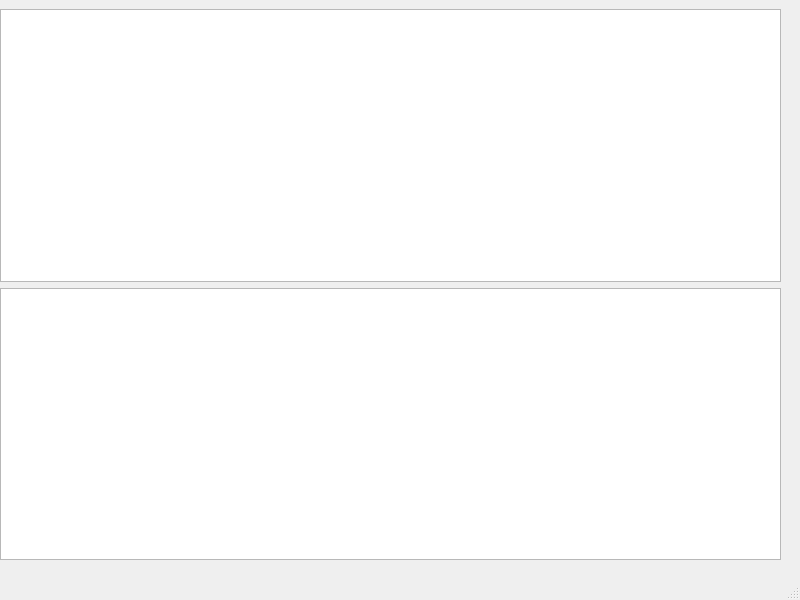
Qt form mainwindow.ui (DianaSantavec/z80_assembler_IDE) before a commit.
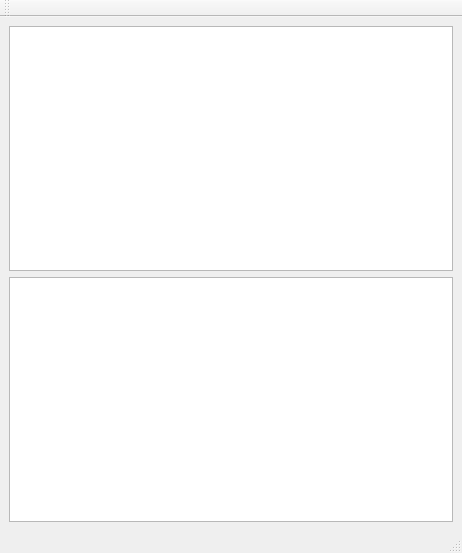
The same form after that commit.

Diff of the .ui file:
```diff
--- a/mainwindow.ui
+++ b/mainwindow.ui
@@ -6,32 +6,26 @@
    <rect>
     <x>0</x>
     <y>0</y>
-    <width>800</width>
-    <height>600</height>
+    <width>462</width>
+    <height>553</height>
    </rect>
   </property>
   <property name="windowTitle">
    <string>MainWindow</string>
   </property>
   <widget class="QWidget" name="centralwidget">
-   <widget class="QWidget" name="">
-    <property name="geometry">
-     <rect>
-      <x>0</x>
-      <y>9</y>
-      <width>781</width>
-      <height>551</height>
-     </rect>
-    </property>
-    <layout class="QVBoxLayout" name="verticalLayout">
-     <item>
+   <layout class="QGridLayout" name="gridLayout_2">
+    <item row="0" column="0">
+     <layout class="QGridLayout" name="gridLayout">
+      <item row="0" column="0">
       <widget class="QPlainTextEdit" name="mainTextEdit"/>
      </item>
-     <item>
+      <item row="1" column="0">
       <widget class="QPlainTextEdit" name="errorTextEdit"/>
      </item>
     </layout>
-   </widget>
+    </item>
+   </layout>
   </widget>
   <widget class="QMenuBar" name="menubar">
    <property name="geometry">
@@ -44,6 +38,17 @@
    </property>
   </widget>
   <widget class="QStatusBar" name="statusbar"/>
+  <widget class="QToolBar" name="toolBar">
+   <property name="windowTitle">
+    <string>toolBar</string>
+   </property>
+   <attribute name="toolBarArea">
+    <enum>TopToolBarArea</enum>
+   </attribute>
+   <attribute name="toolBarBreak">
+    <bool>false</bool>
+   </attribute>
+  </widget>
   <action name="actionNew">
    <property name="text">
     <string>New</string>
```
Left out of the diff: 2 changed lines with no effect on the pictures. Lines whose indentation alone changed are shown as unchanged.
